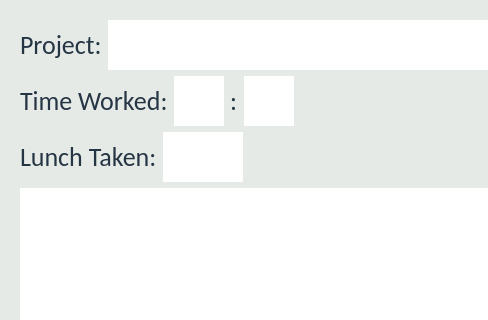
Before: the Qt Designer form Source/Time-Track/clockoutform.ui in joshuawootonn/time-track, drawn with Qt 5; both pictures show x 0 to 488 and y 0 to 320 of the 1280 by 800 pixel window.
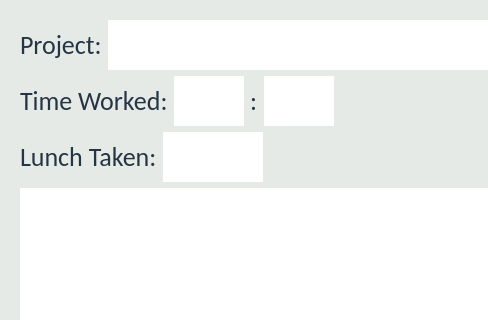
After: the same form once the commit is applied.

Commit message: ui modification #4 it's beautiful

```diff
--- a/Source/Time-Track/clockoutform.ui
+++ b/Source/Time-Track/clockoutform.ui
@@ -92,8 +92,12 @@
 QComboBox{
 border:none;
 background-color:#FFFFFF;
+padding-left:20px;
 
 }
+QComboBox#Items,QComboBox#Projects{
+padding-left:2px;
+}
 
 QComboBox:hover {
 background-color:#E4E9EB;
@@ -240,7 +244,7 @@
                   </property>
                   <property name="maximumSize">
                    <size>
-                    <width>50</width>
+                    <width>70</width>
                     <height>16777215</height>
                    </size>
                   </property>
@@ -284,7 +288,7 @@
                   </property>
                   <property name="maximumSize">
                    <size>
-                    <width>50</width>
+                    <width>70</width>
                     <height>16777215</height>
                    </size>
                   </property>
@@ -389,7 +393,7 @@
                   </property>
                   <property name="maximumSize">
                    <size>
-                    <width>80</width>
+                    <width>100</width>
                     <height>16777215</height>
                    </size>
                   </property>
```
The commit also changes 4 other files.
